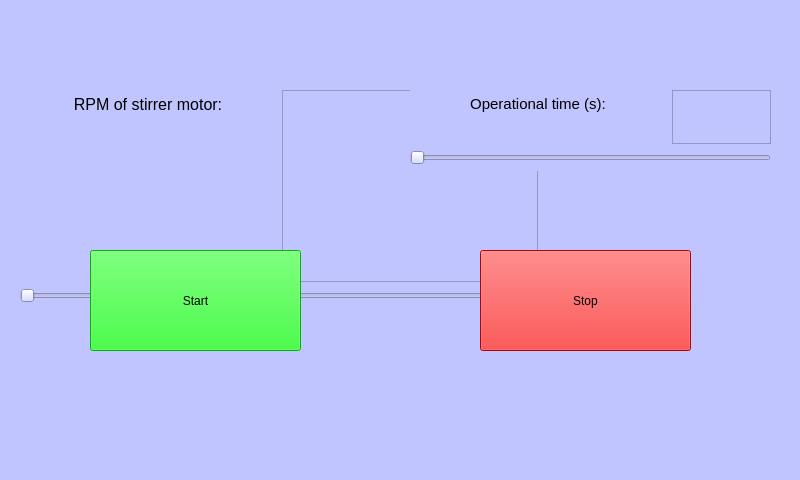
Before: the Qt Designer form automation/GUI_automation.ui in AndreasNilsson123/SpinchemDBT23, drawn with Qt 5.
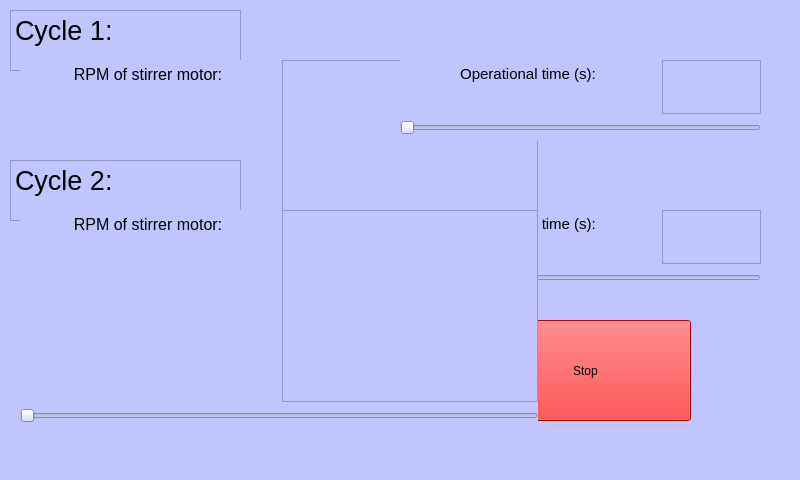
After: the same form once the commit is applied.

What changed in the file:
```diff
--- a/automation/GUI_automation.ui
+++ b/automation/GUI_automation.ui
@@ -24,7 +24,7 @@
     <property name="geometry">
      <rect>
       <x>20</x>
-      <y>90</y>
+      <y>60</y>
       <width>361</width>
       <height>81</height>
      </rect>
@@ -101,8 +101,8 @@
    <widget class="QWidget" name="gridLayoutWidget_2">
     <property name="geometry">
      <rect>
-      <x>410</x>
-      <y>90</y>
+      <x>400</x>
+      <y>60</y>
       <width>361</width>
       <height>81</height>
      </rect>
@@ -178,8 +178,8 @@
    <widget class="QPushButton" name="startButton">
     <property name="geometry">
      <rect>
-      <x>90</x>
-      <y>250</y>
+      <x>80</x>
+      <y>320</y>
       <width>211</width>
       <height>101</height>
      </rect>
@@ -196,7 +196,7 @@
     <property name="geometry">
      <rect>
       <x>480</x>
-      <y>250</y>
+      <y>320</y>
       <width>211</width>
       <height>101</height>
      </rect>
@@ -209,6 +209,203 @@
      <string>Stop</string>
     </property>
    </widget>
+   <widget class="QTextEdit" name="textEdit_3">
+    <property name="geometry">
+     <rect>
+      <x>10</x>
+      <y>10</y>
+      <width>231</width>
+      <height>61</height>
+     </rect>
+    </property>
+    <property name="html">
+     <string>&lt;!DOCTYPE HTML PUBLIC &quot;-//W3C//DTD HTML 4.0//EN&quot; &quot;http://www.w3.org/TR/REC-html40/strict.dtd&quot;&gt;
+&lt;html&gt;&lt;head&gt;&lt;meta name=&quot;qrichtext&quot; content=&quot;1&quot; /&gt;&lt;style type=&quot;text/css&quot;&gt;
+p, li { white-space: pre-wrap; }
+&lt;/style&gt;&lt;/head&gt;&lt;body style=&quot; font-family:'MS Shell Dlg 2'; font-size:7.8pt; font-weight:400; font-style:normal;&quot;&gt;
+&lt;p style=&quot; margin-top:0px; margin-bottom:0px; margin-left:0px; margin-right:0px; -qt-block-indent:0; text-indent:0px;&quot;&gt;&lt;span style=&quot; font-size:20pt;&quot;&gt;Cycle 1:&lt;/span&gt;&lt;/p&gt;&lt;/body&gt;&lt;/html&gt;</string>
+    </property>
+   </widget>
+   <widget class="QWidget" name="gridLayoutWidget_3">
+    <property name="geometry">
+     <rect>
+      <x>400</x>
+      <y>210</y>
+      <width>361</width>
+      <height>81</height>
+     </rect>
+    </property>
+    <layout class="QFormLayout" name="formLayout_5">
+     <item row="0" column="0">
+      <widget class="QTextEdit" name="textEdit_5">
+       <property name="styleSheet">
+        <string notr="true">background-color: rgba(255, 255, 255,0);</string>
+       </property>
+       <property name="verticalScrollBarPolicy">
+        <enum>Qt::ScrollBarAlwaysOff</enum>
+       </property>
+       <property name="readOnly">
+        <bool>true</bool>
+       </property>
+       <property name="html">
+        <string>&lt;!DOCTYPE HTML PUBLIC &quot;-//W3C//DTD HTML 4.0//EN&quot; &quot;http://www.w3.org/TR/REC-html40/strict.dtd&quot;&gt;
+&lt;html&gt;&lt;head&gt;&lt;meta name=&quot;qrichtext&quot; content=&quot;1&quot; /&gt;&lt;style type=&quot;text/css&quot;&gt;
+p, li { white-space: pre-wrap; }
+&lt;/style&gt;&lt;/head&gt;&lt;body style=&quot; font-family:'MS Shell Dlg 2'; font-size:7.8pt; font-weight:400; font-style:normal;&quot;&gt;
+&lt;p align=&quot;center&quot; style=&quot; margin-top:0px; margin-bottom:0px; margin-left:0px; margin-right:0px; -qt-block-indent:0; text-indent:0px;&quot;&gt;&lt;span style=&quot; font-size:11pt;&quot;&gt;Operational time (s):&lt;/span&gt;&lt;/p&gt;&lt;/body&gt;&lt;/html&gt;</string>
+       </property>
+      </widget>
+     </item>
+     <item row="0" column="1">
+      <widget class="QTextEdit" name="dispOperationalTime_3">
+       <property name="styleSheet">
+        <string notr="true">font: 20pt &quot;MS Shell Dlg 2&quot;;</string>
+       </property>
+       <property name="verticalScrollBarPolicy">
+        <enum>Qt::ScrollBarAlwaysOff</enum>
+       </property>
+       <property name="readOnly">
+        <bool>true</bool>
+       </property>
+       <property name="html">
+        <string>&lt;!DOCTYPE HTML PUBLIC &quot;-//W3C//DTD HTML 4.0//EN&quot; &quot;http://www.w3.org/TR/REC-html40/strict.dtd&quot;&gt;
+&lt;html&gt;&lt;head&gt;&lt;meta name=&quot;qrichtext&quot; content=&quot;1&quot; /&gt;&lt;style type=&quot;text/css&quot;&gt;
+p, li { white-space: pre-wrap; }
+&lt;/style&gt;&lt;/head&gt;&lt;body style=&quot; font-family:'MS Shell Dlg 2'; font-size:20pt; font-weight:400; font-style:normal;&quot;&gt;
+&lt;p style=&quot;-qt-paragraph-type:empty; margin-top:0px; margin-bottom:0px; margin-left:0px; margin-right:0px; -qt-block-indent:0; text-indent:0px;&quot;&gt;&lt;br /&gt;&lt;/p&gt;&lt;/body&gt;&lt;/html&gt;</string>
+       </property>
+      </widget>
+     </item>
+     <item row="2" column="1">
+      <layout class="QVBoxLayout" name="verticalLayout_6"/>
+     </item>
+     <item row="1" column="0" colspan="2">
+      <widget class="QSlider" name="operationalTime_3">
+       <property name="minimum">
+        <number>5</number>
+       </property>
+       <property name="maximum">
+        <number>1000</number>
+       </property>
+       <property name="singleStep">
+        <number>10</number>
+       </property>
+       <property name="value">
+        <number>5</number>
+       </property>
+       <property name="sliderPosition">
+        <number>5</number>
+       </property>
+       <property name="orientation">
+        <enum>Qt::Horizontal</enum>
+       </property>
+      </widget>
+     </item>
+    </layout>
+   </widget>
+   <widget class="QTextEdit" name="textEdit_7">
+    <property name="geometry">
+     <rect>
+      <x>10</x>
+      <y>160</y>
+      <width>231</width>
+      <height>61</height>
+     </rect>
+    </property>
+    <property name="html">
+     <string>&lt;!DOCTYPE HTML PUBLIC &quot;-//W3C//DTD HTML 4.0//EN&quot; &quot;http://www.w3.org/TR/REC-html40/strict.dtd&quot;&gt;
+&lt;html&gt;&lt;head&gt;&lt;meta name=&quot;qrichtext&quot; content=&quot;1&quot; /&gt;&lt;style type=&quot;text/css&quot;&gt;
+p, li { white-space: pre-wrap; }
+&lt;/style&gt;&lt;/head&gt;&lt;body style=&quot; font-family:'MS Shell Dlg 2'; font-size:7.8pt; font-weight:400; font-style:normal;&quot;&gt;
+&lt;p style=&quot; margin-top:0px; margin-bottom:0px; margin-left:0px; margin-right:0px; -qt-block-indent:0; text-indent:0px;&quot;&gt;&lt;span style=&quot; font-size:20pt;&quot;&gt;Cycle 2:&lt;/span&gt;&lt;/p&gt;&lt;/body&gt;&lt;/html&gt;</string>
+    </property>
+   </widget>
+   <widget class="QWidget" name="gridLayoutWidget_4">
+    <property name="geometry">
+     <rect>
+      <x>20</x>
+      <y>210</y>
+      <width>361</width>
+      <height>81</height>
+     </rect>
+    </property>
+    <layout class="QFormLayout" name="formLayout_6">
+     <property name="sizeConstraint">
+      <enum>QLayout::SetFixedSize</enum>
+     </property>
+     <item row="0" column="0">
+      <widget class="QTextEdit" name="textEdit_8">
+       <property name="styleSheet">
+        <string notr="true">background-color: rgba(255, 255, 255,0);</string>
+       </property>
+       <property name="verticalScrollBarPolicy">
+        <enum>Qt::ScrollBarAlwaysOff</enum>
+       </property>
+       <property name="readOnly">
+        <bool>true</bool>
+       </property>
+       <property name="html">
+        <string>&lt;!DOCTYPE HTML PUBLIC &quot;-//W3C//DTD HTML 4.0//EN&quot; &quot;http://www.w3.org/TR/REC-html40/strict.dtd&quot;&gt;
+&lt;html&gt;&lt;head&gt;&lt;meta name=&quot;qrichtext&quot; content=&quot;1&quot; /&gt;&lt;style type=&quot;text/css&quot;&gt;
+p, li { white-space: pre-wrap; }
+&lt;/style&gt;&lt;/head&gt;&lt;body style=&quot; font-family:'MS Shell Dlg 2'; font-size:7.8pt; font-weight:400; font-style:normal;&quot;&gt;
+&lt;p align=&quot;center&quot; style=&quot; margin-top:0px; margin-bottom:0px; margin-left:0px; margin-right:0px; -qt-block-indent:0; text-indent:0px;&quot;&gt;&lt;span style=&quot; font-size:12pt;&quot;&gt;RPM of stirrer motor:&lt;/span&gt;&lt;/p&gt;
+&lt;p align=&quot;center&quot; style=&quot;-qt-paragraph-type:empty; margin-top:0px; margin-bottom:0px; margin-left:0px; margin-right:0px; -qt-block-indent:0; text-indent:0px;&quot;&gt;&lt;br /&gt;&lt;/p&gt;&lt;/body&gt;&lt;/html&gt;</string>
+       </property>
+      </widget>
+     </item>
+     <item row="0" column="1">
+      <widget class="QTextEdit" name="dispStirrerSpeed_3">
+       <property name="styleSheet">
+        <string notr="true">font: 20pt &quot;MS Shell Dlg 2&quot;;</string>
+       </property>
+       <property name="verticalScrollBarPolicy">
+        <enum>Qt::ScrollBarAlwaysOff</enum>
+       </property>
+       <property name="readOnly">
+        <bool>true</bool>
+       </property>
+       <property name="html">
+        <string>&lt;!DOCTYPE HTML PUBLIC &quot;-//W3C//DTD HTML 4.0//EN&quot; &quot;http://www.w3.org/TR/REC-html40/strict.dtd&quot;&gt;
+&lt;html&gt;&lt;head&gt;&lt;meta name=&quot;qrichtext&quot; content=&quot;1&quot; /&gt;&lt;style type=&quot;text/css&quot;&gt;
+p, li { white-space: pre-wrap; }
+&lt;/style&gt;&lt;/head&gt;&lt;body style=&quot; font-family:'MS Shell Dlg 2'; font-size:20pt; font-weight:400; font-style:normal;&quot;&gt;
+&lt;p style=&quot;-qt-paragraph-type:empty; margin-top:0px; margin-bottom:0px; margin-left:0px; margin-right:0px; -qt-block-indent:0; text-indent:0px;&quot;&gt;&lt;br /&gt;&lt;/p&gt;&lt;/body&gt;&lt;/html&gt;</string>
+       </property>
+      </widget>
+     </item>
+     <item row="2" column="1">
+      <layout class="QVBoxLayout" name="verticalLayout_7"/>
+     </item>
+     <item row="1" column="0" colspan="2">
+      <widget class="QSlider" name="stirrerSpeed_3">
+       <property name="minimum">
+        <number>50</number>
+       </property>
+       <property name="maximum">
+        <number>1000</number>
+       </property>
+       <property name="singleStep">
+        <number>10</number>
+       </property>
+       <property name="sliderPosition">
+        <number>50</number>
+       </property>
+       <property name="orientation">
+        <enum>Qt::Horizontal</enum>
+       </property>
+      </widget>
+     </item>
+    </layout>
+   </widget>
+   <zorder>textEdit_3</zorder>
+   <zorder>gridLayoutWidget</zorder>
+   <zorder>gridLayoutWidget_2</zorder>
+   <zorder>startButton</zorder>
+   <zorder>stopButton</zorder>
+   <zorder>gridLayoutWidget_3</zorder>
+   <zorder>textEdit_7</zorder>
+   <zorder>gridLayoutWidget_4</zorder>
   </widget>
   <widget class="QMenuBar" name="menubar">
    <property name="geometry">
```
